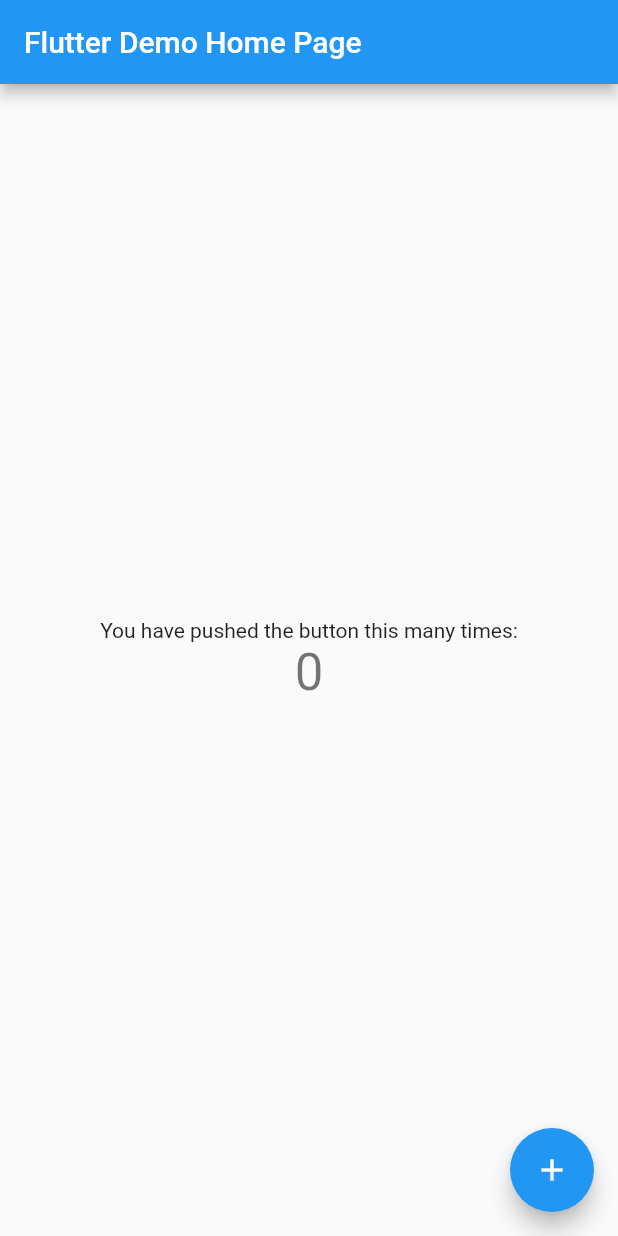
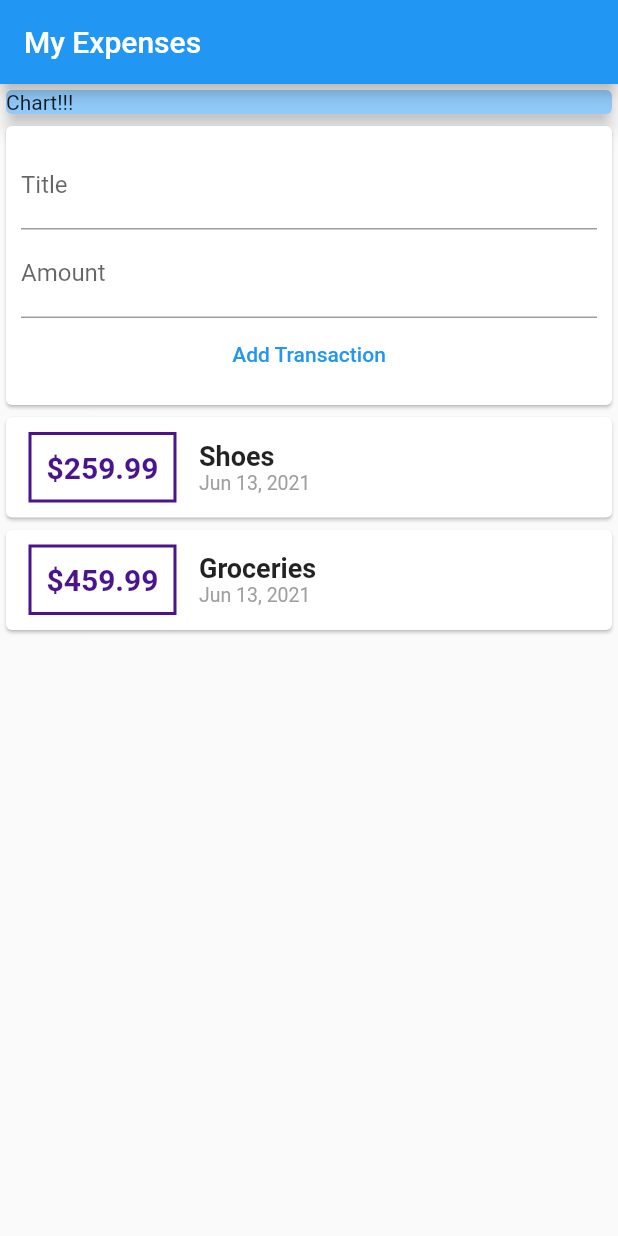
Before and after one commit to luizzfe00/flutter, a Flutter app: the screen it shows after launch, on a phone screen of 412 x 824 dp. Run offline on Flutter 3.47's test engine with Material 2 defaults, Android fonts, the phone set to English and light mode, and no system bars.

Commit message:
Base of the project

```diff
--- a/my_expenses/lib/main.dart
+++ b/my_expenses/lib/main.dart
@@ -1,113 +1,107 @@
 import 'package:flutter/material.dart';
+import 'package:intl/intl.dart';
 
-void main() {
-  runApp(MyApp());
-}
+import './transaction.dart';
+
+void main() => runApp(MyApp());
 
 class MyApp extends StatelessWidget {
-  // This widget is the root of your application.
   @override
   Widget build(BuildContext context) {
     return MaterialApp(
-      title: 'Flutter Demo',
-      theme: ThemeData(
-        // This is the theme of your application.
-        //
-        // Try running your application with "flutter run". You'll see the
-        // application has a blue toolbar. Then, without quitting the app, try
-        // changing the primarySwatch below to Colors.green and then invoke
-        // "hot reload" (press "r" in the console where you ran "flutter run",
-        // or simply save your changes to "hot reload" in a Flutter IDE).
-        // Notice that the counter didn't reset back to zero; the application
-        // is not restarted.
-        primarySwatch: Colors.blue,
-      ),
-      home: MyHomePage(title: 'Flutter Demo Home Page'),
+      title: 'My App',
+      home: MyHomePage(),
     );
   }
 }
 
-class MyHomePage extends StatefulWidget {
-  MyHomePage({Key? key, required this.title}) : super(key: key);
-
-  // This widget is the home page of your application. It is stateful, meaning
-  // that it has a State object (defined below) that contains fields that affect
-  // how it looks.
-
-  // This class is the configuration for the state. It holds the values (in this
-  // case the title) provided by the parent (in this case the App widget) and
-  // used by the build method of the State. Fields in a Widget subclass are
-  // always marked "final".
-
-  final String title;
-
-  @override
-  _MyHomePageState createState() => _MyHomePageState();
-}
-
-class _MyHomePageState extends State<MyHomePage> {
-  int _counter = 0;
-
-  void _incrementCounter() {
-    setState(() {
-      // This call to setState tells the Flutter framework that something has
-      // changed in this State, which causes it to rerun the build method below
-      // so that the display can reflect the updated values. If we changed
-      // _counter without calling setState(), then the build method would not be
-      // called again, and so nothing would appear to happen.
-      _counter++;
-    });
-  }
+class MyHomePage extends StatelessWidget {
+  final List<Transaction> transactions = [
+    Transaction(id: '1', title: 'Shoes', amount: 259.99, date: DateTime.now()),
+    Transaction(
+        id: '2', title: 'Groceries', amount: 459.99, date: DateTime.now())
+  ];
+  final titleController = TextEditingController();
+  final amountController = TextEditingController();
 
   @override
   Widget build(BuildContext context) {
-    // This method is rerun every time setState is called, for instance as done
-    // by the _incrementCounter method above.
-    //
-    // The Flutter framework has been optimized to make rerunning build methods
-    // fast, so that you can just rebuild anything that needs updating rather
-    // than having to individually change instances of widgets.
     return Scaffold(
-      appBar: AppBar(
-        // Here we take the value from the MyHomePage object that was created by
-        // the App.build method, and use it to set our appbar title.
-        title: Text(widget.title),
-      ),
-      body: Center(
-        // Center is a layout widget. It takes a single child and positions it
-        // in the middle of the parent.
-        child: Column(
-          // Column is also a layout widget. It takes a list of children and
-          // arranges them vertically. By default, it sizes itself to fit its
-          // children horizontally, and tries to be as tall as its parent.
-          //
-          // Invoke "debug painting" (press "p" in the console, choose the
-          // "Toggle Debug Paint" action from the Flutter Inspector in Android
-          // Studio, or the "Toggle Debug Paint" command in Visual Studio Code)
-          // to see the wireframe for each widget.
-          //
-          // Column has various properties to control how it sizes itself and
-          // how it positions its children. Here we use mainAxisAlignment to
-          // center the children vertically; the main axis here is the vertical
-          // axis because Columns are vertical (the cross axis would be
-          // horizontal).
-          mainAxisAlignment: MainAxisAlignment.center,
+        appBar: AppBar(
+          title: Text('My Expenses'),
+        ),
+        body: Column(
+          crossAxisAlignment: CrossAxisAlignment.stretch,
           children: <Widget>[
-            Text(
-              'You have pushed the button this many times:',
+            Container(
+              child: Card(
+                color: Colors.blue[200],
+                child: Text('Chart!!!'),
+                elevation: 5,
+              ),
             ),
-            Text(
-              '$_counter',
-              style: Theme.of(context).textTheme.headline4,
+            Card(
+              child: Container(
+                padding: EdgeInsets.all(10),
+                child: Column(
+                  children: <Widget>[
+                    TextField(
+                      controller: titleController,
+                      decoration: InputDecoration(labelText: 'Title'),
+                    ),
+                    TextField(
+                      controller: amountController,
+                      decoration: InputDecoration(labelText: 'Amount'),
+                    ),
+                    FlatButton(
+                      onPressed: () {},
+                      child: Text('Add Transaction'),
+                      textColor: Colors.blue,
+                    )
+                  ],
+                ),
+              ),
             ),
+            Column(
+              children: transactions
+                  .map((transaction) => Card(
+                          child: Row(
+                        children: <Widget>[
+                          Container(
+                            margin: EdgeInsets.symmetric(
+                                vertical: 10, horizontal: 15),
+                            padding: EdgeInsets.all(10),
+                            decoration: BoxDecoration(
+                                border: Border.all(
+                                    color: Colors.purple[900], width: 2)),
+                            child: Text('\$${transaction.amount}',
+                                style: TextStyle(
+                                    fontWeight: FontWeight.bold,
+                                    fontSize: 20,
+                                    color: Colors.purple[900])),
+                          ),
+                          Column(
+                            crossAxisAlignment: CrossAxisAlignment.start,
+                            children: <Widget>[
+                              Text(
+                                transaction.title,
+                                style: TextStyle(
+                                    fontWeight: FontWeight.bold, fontSize: 18),
+                              ),
+                              Text(
+                                DateFormat()
+                                    .add_yMMMd()
+                                    .format(transaction.date),
+                                style:
+                                    TextStyle(color: Colors.grey, fontSize: 13),
+                              )
+                            ],
+                          )
+                        ],
+                      )))
+                  .toList(),
+            )
           ],
-        ),
-      ),
-      floatingActionButton: FloatingActionButton(
-        onPressed: _incrementCounter,
-        tooltip: 'Increment',
-        child: Icon(Icons.add),
-      ), // This trailing comma makes auto-formatting nicer for build methods.
-    );
+        ));
   }
 }
--- /dev/null
+++ b/my_expenses/lib/transaction.dart
@@ -0,0 +1,14 @@
+import 'package:flutter/material.dart';
+
+class Transaction {
+  String id;
+  String title;
+  double amount;
+  DateTime date;
+
+  Transaction(
+      {@required this.id,
+      @required this.title,
+      @required this.amount,
+      @required this.date});
+}
```
Also changed, not shown: my_expenses/pubspec.yaml (+3 -4 lines), my_expenses/pubspec.lock.
